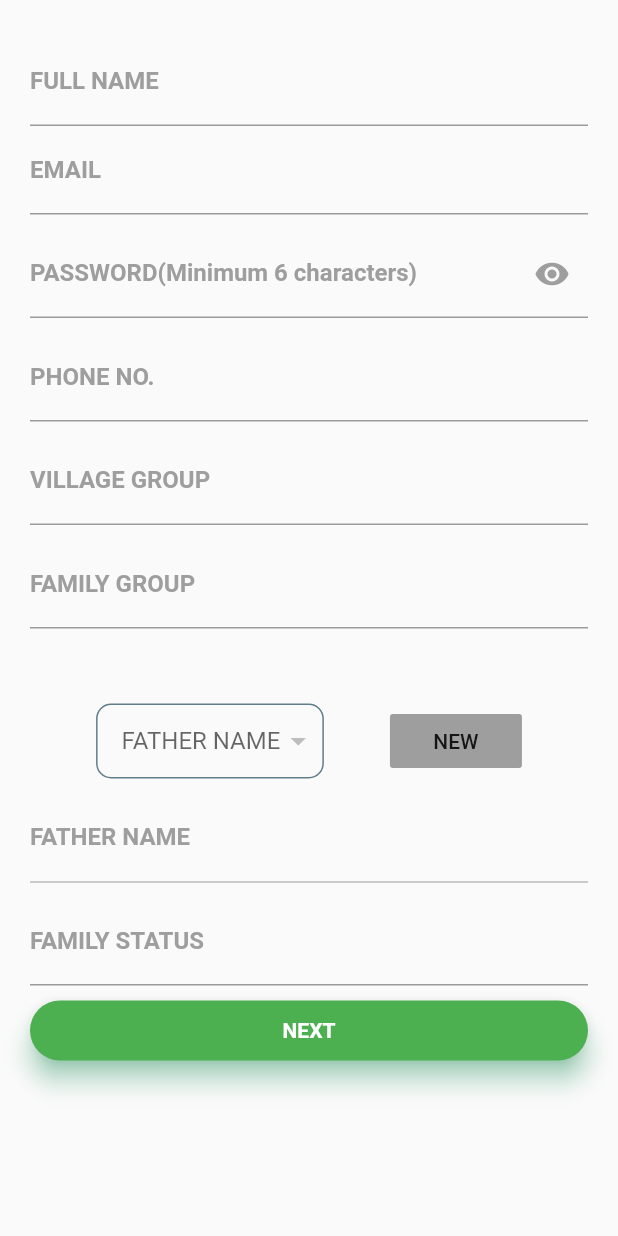
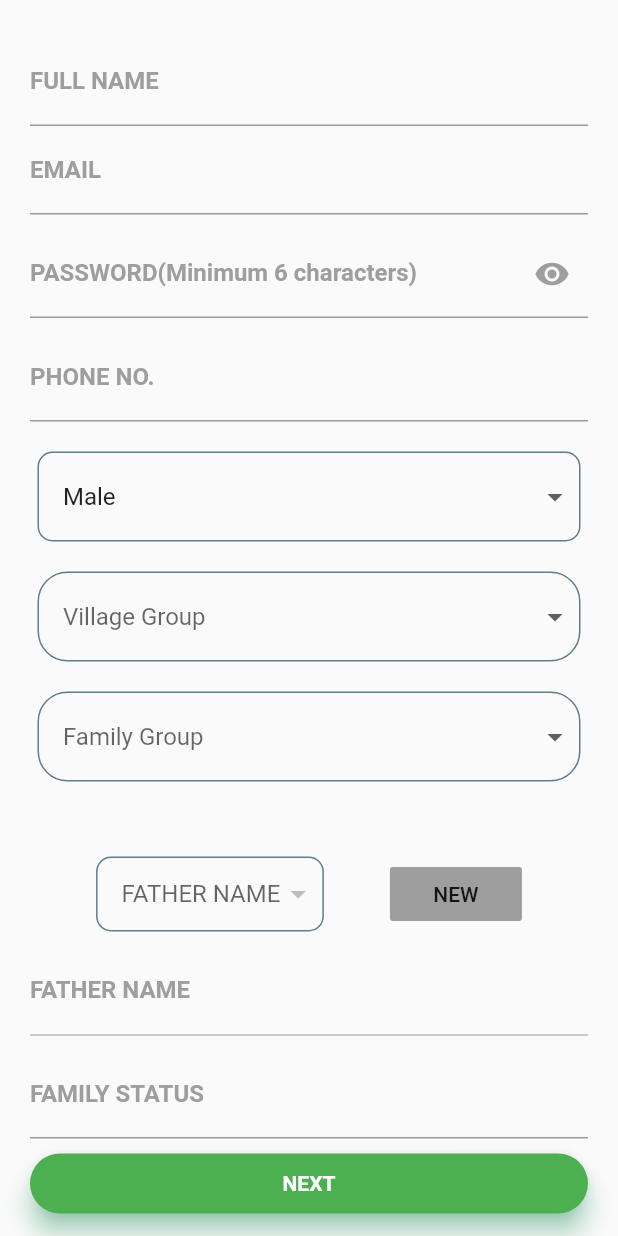
Before and after one commit to fahadsultan09/Charity-Management-Systems, a Flutter app: the SignupPage screen opened directly, on a phone screen of 412 x 824 dp. Run offline on Flutter 3.47's test engine with Material 2 defaults, Android fonts, the phone set to English and light mode, and no system bars; our stand-ins replace cloud_firestore, firebase_auth, firebase_messaging, toast; accounts and stored records are empty; Roboto replaces fonts that are missing (Montserrat).

Commit message:
24.3.2020

```diff
--- a/lib/Login/Login.dart
+++ b/lib/Login/Login.dart
@@ -26,7 +26,7 @@ class _LoginPageState extends State<LoginPage> {
 
 bool obsureTextValue = true;
 
-  void _ChangeText(){
+  void _changeText(){
     setState(() {
      if(obsureTextValue){
        obsureTextValue = false;
@@ -161,7 +161,7 @@ bool obsureTextValue = true;
                             },
                             keyboardType: TextInputType.text,
                               decoration: InputDecoration(
-                             suffixIcon: IconButton(icon: new Icon(Icons.remove_red_eye),onPressed: _ChangeText ,color: Colors.grey,),
+                             suffixIcon: IconButton(icon: new Icon(Icons.remove_red_eye),onPressed: _changeText ,color: Colors.grey,),
                             labelText: 'PASSWORD',
                             labelStyle: TextStyle(
                                 fontFamily: 'Montserrat',
--- a/lib/Login/SignUpPage.dart
+++ b/lib/Login/SignUpPage.dart
@@ -3,6 +3,7 @@ import 'package:flutter/material.dart';
 import 'package:notifier/Login/Authentication.dart';
 import 'package:notifier/Login/SignUpPage2.dart';
 import 'package:notifier/Models/UserClass.dart';
+import 'package:toast/toast.dart';
 
 
 
@@ -17,6 +18,7 @@ class SignupPage extends StatefulWidget {
 }
 
 class _SignupPageState extends State<SignupPage> {
+   String villageGroup = "SELECT THE OPTION";
   User user;
   bool disable = false;
    List<DocumentSnapshot> documents;
@@ -45,9 +47,10 @@ class _SignupPageState extends State<SignupPage> {
     });
   }
   List<String> _items = [];
-
-
-
+String gender = "Male";
+List<String> _genderitems = ["Male","Female"];
+List<String> villageGroupitems = ["Bhawalnagar","Mailsi","Faisalabad","Karachi","Patoki"];
+List<String > familygrp = ["01","02","03","04","05"];
   final _formKey = new GlobalKey<FormState>();
 
   bool validateAndSave() {
@@ -173,49 +176,123 @@ class _SignupPageState extends State<SignupPage> {
                         focusedBorder: UnderlineInputBorder(
                             borderSide: BorderSide(color: Colors.green))),
                   ),
-                 SizedBox(height: 10.0),
+                 SizedBox(height: 20.0),
 
-                TextFormField(
-                    keyboardType: TextInputType.text,
-                      validator: (input) => input.isEmpty ? 'VILLAGE GROUP cannot be empty' : null,
-                      onChanged: (value){
+                 Container(
+                width: MediaQuery.of(context).size.width-50,
+                height: 60.0,
+                decoration: BoxDecoration(
 
-                            user.villageGroup = value;
+                    borderRadius: BorderRadius.circular(10.0),
+                    border: Border.all(color: Colors.blueGrey),
 
-                          },
-                    decoration: InputDecoration(
+                ),
+                child : DropdownButtonHideUnderline(
 
-                        labelText: 'VILLAGE GROUP',
-                        labelStyle: TextStyle(
-                            fontFamily: 'Montserrat',
-                            fontWeight: FontWeight.bold,
-                            color: Colors.grey),
-                        focusedBorder: UnderlineInputBorder(
-                            borderSide: BorderSide(color: Colors.green))),
+                  child: ButtonTheme(
+
+                    alignedDropdown: true,
+                    child: new DropdownButton<String>(
+                      value: gender,
+                      items: _genderitems.map((lable) {
+                        return new DropdownMenuItem<String>(
+                          value: lable,
+
+                          child: new Text(lable),
+                        );
+                      }).toList(),
+                      hint: Text('Gender'),
+                      onChanged: (value) {
+                        setState((){
+
+                            user.gender = value;
+
+                            print(user.gender);
+                        });
+
+                      },
+                    ),
                   ),
+              ),
+              ),
+               SizedBox(height: 20.0),
 
-                 SizedBox(height: 10.0),
+                Container(
+                width: MediaQuery.of(context).size.width-50,
+                height: 60.0,
+                decoration: BoxDecoration(
 
+                    borderRadius: BorderRadius.circular(20.0),
+                    border: Border.all(color: Colors.blueGrey),
+                ),
+                child : DropdownButtonHideUnderline(
 
-                TextFormField(
-                    keyboardType: TextInputType.text,
-                      validator: (input) => input.isEmpty ? 'Family Group Number cannot be empty' : null,
-                      onChanged: (value){
+                  child: ButtonTheme(
 
-                            user.familyGroup = value;
+                    alignedDropdown: true,
+                    child: new DropdownButton<String>(
+                      // value: user.villageGroup.toString(),
+                      items: villageGroupitems.map((lable) {
+                        return new DropdownMenuItem<String>(
+                          value: lable,
 
-                          },
-                    decoration: InputDecoration(
+                          child: new Text(lable),
+                        );
+                      }).toList(),
+                      hint: Text('Village Group'),
+                      onChanged: (value) {
+                        setState((){
+                          user.villageGroup = value;
+                          Toast.show(user.villageGroup+" selected", context,
+                    duration: Toast.LENGTH_LONG,
+                    gravity: Toast.BOTTOM,
+                    backgroundColor: Colors.green[500]);
+                        });
 
-                        labelText: 'FAMILY GROUP',
-                        labelStyle: TextStyle(
-                            fontFamily: 'Montserrat',
-                            fontWeight: FontWeight.bold,
-                            color: Colors.grey),
-                        focusedBorder: UnderlineInputBorder(
-                            borderSide: BorderSide(color: Colors.green))),
+                      },
+                    ),
                   ),
+              ),
+              ),
+               SizedBox(height: 20.0),
 
+                Container(
+                width: MediaQuery.of(context).size.width-50,
+                height: 60.0,
+                decoration: BoxDecoration(
+
+                    borderRadius: BorderRadius.circular(20.0),
+                    border: Border.all(color: Colors.blueGrey),
+                ),
+                child : DropdownButtonHideUnderline(
+
+                  child: ButtonTheme(
+
+                    alignedDropdown: true,
+                    child: new DropdownButton<String>(
+                      // value: user.villageGroup.toString(),
+                      items: familygrp.map((lable) {
+                        return new DropdownMenuItem<String>(
+                          value: lable,
+
+                          child: new Text(lable),
+                        );
+                      }).toList(),
+                      hint: Text('Family Group'),
+                      onChanged: (value) {
+                        setState((){
+                          user.familyGroup = value;
+                          Toast.show(user.familyGroup+" selected", context,
+                    duration: Toast.LENGTH_LONG,
+                    gravity: Toast.BOTTOM,
+                    backgroundColor: Colors.green[500]);
+                        });
+
+                      },
+                    ),
+                  ),
+              ),
+              ),
 
                   SizedBox(height: 50.0),
 
--- a/lib/Models/UserClass.dart
+++ b/lib/Models/UserClass.dart
@@ -16,9 +16,9 @@ class User{
   String statusOfReference ;
   String dob;
   String accountNumber;
-  String memberNeeded ;
+  String responsibiltyType ;
   String SOC;
-
+  int dueDay;
   User(){
   uid = "";
   gender = "Male";
@@ -32,11 +32,12 @@ class User{
    villageGroup = "";
    education= "";
    skills= "";
+
    reference = "";
    statusOfReference = "";
    dob= "0000-00-00";
    accountNumber= "";
-   memberNeeded = "";
+   responsibiltyType = "";
    SOC= "";
   }
 
--- a/lib/main.dart
+++ b/lib/main.dart
@@ -22,4 +22,8 @@ class MyApp extends StatelessWidget {
 
 
 
-//
+// Member Needed --> Purpose
+// Drop Downs
+// Purpose
+
+// Gmail Account
```
Also changed, not shown: lib/Home/Home.dart (+4 -4 lines), lib/Login/SignUpPage2.dart (+101 -51 lines), pubspec.lock, 1 other file.
